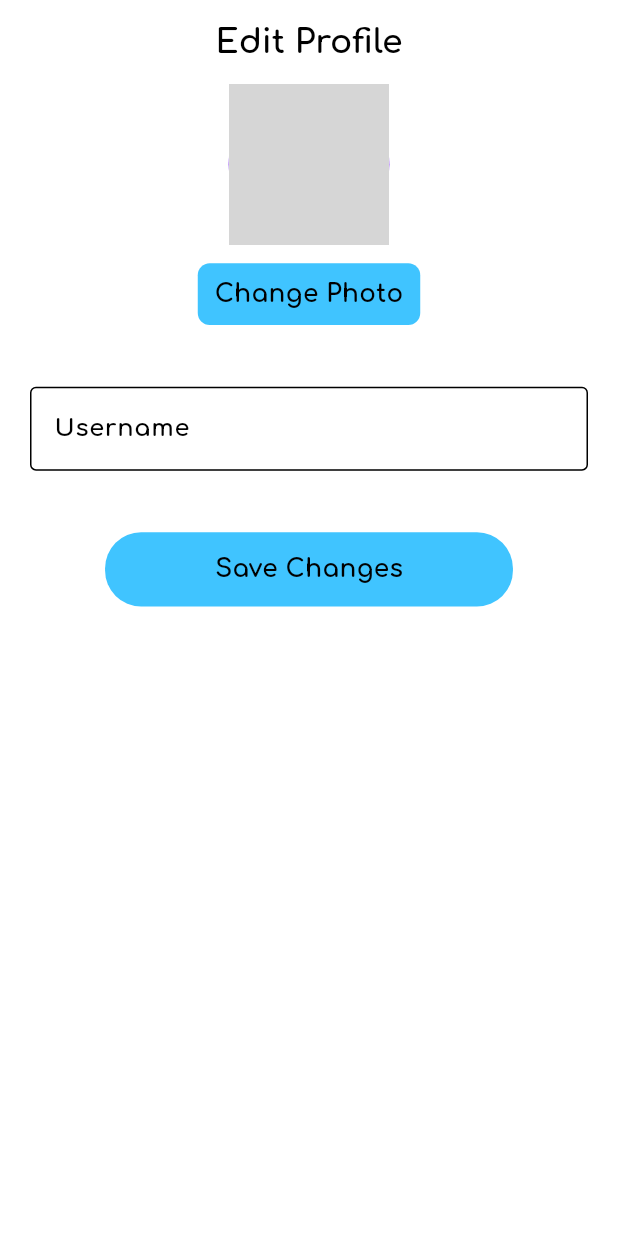
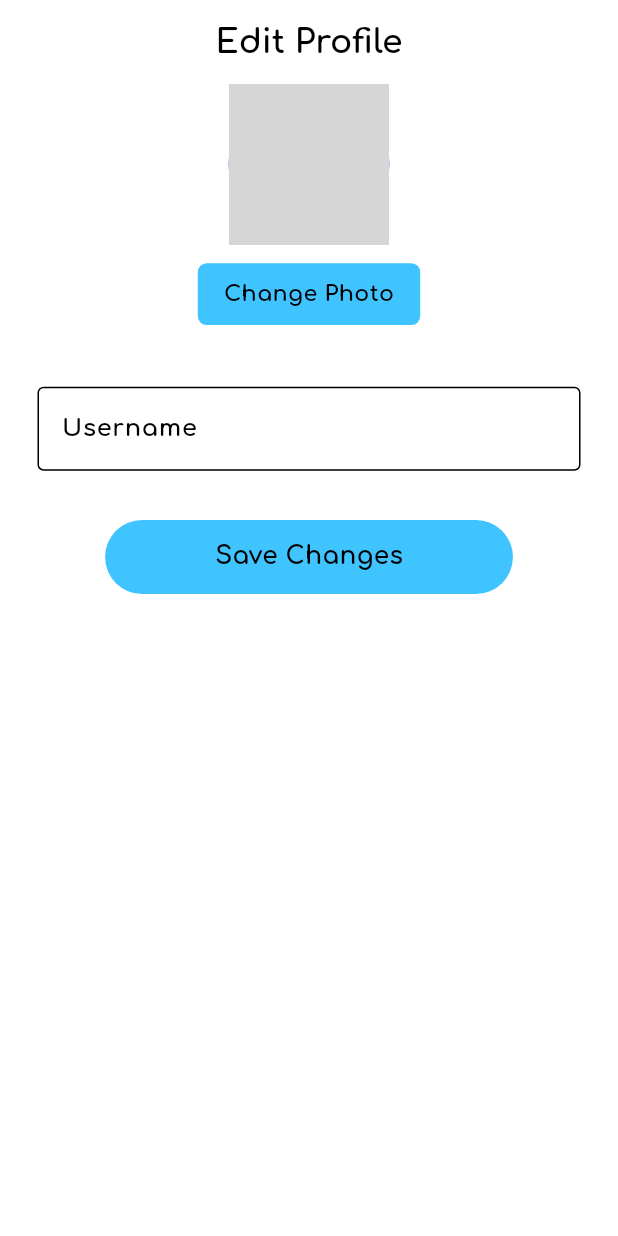
Before and after one commit to MuhammadAhmad338/WELLNOW, a Flutter app: the EditPage screen opened by its route, on a phone screen of 412 x 824 dp. Run offline on Flutter 3.47's test engine with Material 3 defaults, Android fonts, the phone set to English and light mode, and no system bars; our stand-ins replace firebase_core, geolocator, go_router, google_maps_flutter, image_picker, permission_handler and 1 more; missing offline and left inert: flutter_google_maps_webservices; accounts and stored records are empty; network calls fail; grey boxes are pictures that could not be loaded.

Commit message:
latest most most most commits

```diff
--- a/lib/Pages/editPage.dart
+++ b/lib/Pages/editPage.dart
@@ -40,13 +40,13 @@ class EditPage extends StatelessWidget {
               height: _widthHeight.screenHeight(context, 0.05),
               decoration: BoxDecoration(
                 color: Colors.lightBlueAccent,
-                borderRadius: BorderRadius.circular(8),
+                borderRadius: BorderRadius.circular(6),
               ),
               child: Center(
                 child: Text(
                   'Change Photo',
                   style: TextStyle(
-                    fontSize: _widthHeight.screenHeight(context, 0.02),
+                    fontSize: _widthHeight.screenHeight(context, 0.018),
                     fontWeight: FontWeight.bold,
                   ),
                 ),
@@ -55,13 +55,15 @@ class EditPage extends StatelessWidget {
           ),
           SizedBox(height: _widthHeight.screenHeight(context, 0.045)),
           Padding(
-            padding: const EdgeInsets.symmetric(horizontal: 20, vertical: 4),
+            padding: const EdgeInsets.symmetric(
+              horizontal: 25,
+              vertical: 4),
             child: TextField(
               decoration: InputDecoration(
                   labelText: 'Username', border: OutlineInputBorder()),
             ),
           ),
-          SizedBox(height: _widthHeight.screenHeight(context, 0.045)),
+          SizedBox(height: _widthHeight.screenHeight(context, 0.035)),
           InkWell(
             onTap: () {
               print("Save Changes");
@@ -71,7 +73,7 @@ class EditPage extends StatelessWidget {
               height: _widthHeight.screenHeight(context, 0.06),
               decoration: BoxDecoration(
                 color: Colors.lightBlueAccent,
-                borderRadius: BorderRadius.circular(24),
+                borderRadius: BorderRadius.circular(50),
               ),
               child: Center(
                 child: Text(
--- a/pubspec.yaml
+++ b/pubspec.yaml
@@ -45,6 +45,7 @@ dependencies:
   image_picker: ^1.0.5
   firebase_core: ^2.24.2
   permission_handler: ^11.1.0
+  google_maps_flutter: ^2.5.0
 
 dev_dependencies:
   flutter_test:
```
Also changed, not shown: lib/Pages/locationPage.dart (+10 -5 lines), lib/Pages/searchPage.dart (+5 -10 lines), pubspec.lock, 1 other file.
